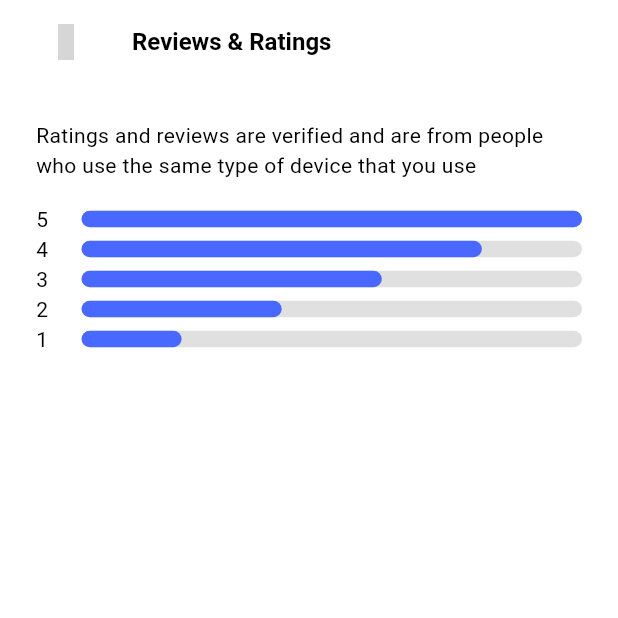
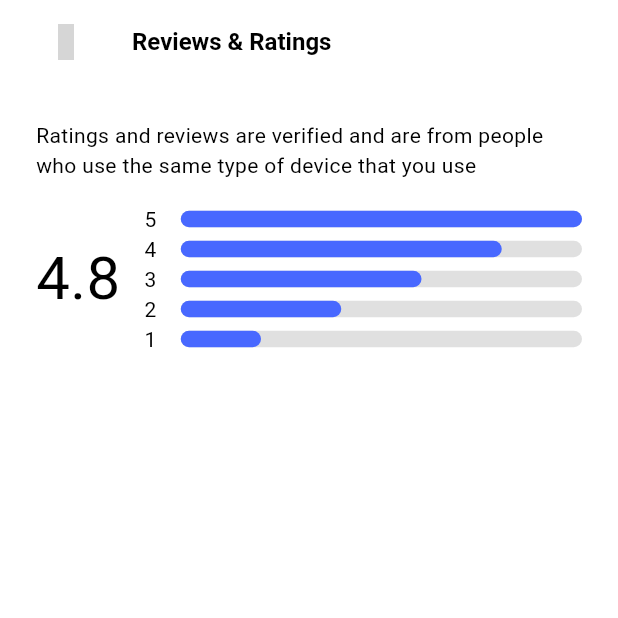
Before and after one commit to Bennerth-gya/maranatha, a Flutter app: the MaranathaProductReviewScreen screen opened directly, on a phone screen of 412 x 824 dp, the top half of it. Run offline on Flutter 3.47's test engine with Material 3 defaults, Android fonts, the phone set to English and light mode, and no system bars; our stand-ins replace carousel_slider, get, get_storage, iconsax, logger, readmore and 1 more; accounts and stored records are empty; Roboto replaces fonts that are missing (Poppins); grey boxes are pictures that could not be loaded.

Commit message:
Added a value to the Reviews & Ratins

```diff
--- a/maranatha/lib/features/shop/screens/product_review_screen.dart
+++ b/maranatha/lib/features/shop/screens/product_review_screen.dart
@@ -1,6 +1,5 @@
 import 'package:flutter/material.dart';
 import 'package:maranatha/common/widgets/appbar/appbar.dart'; // Keep one
-import 'package:maranatha/features/shop/screens/home/widgets/progress_indicator_and_rating.dart';
 import 'package:maranatha/utils/constants/colors.dart';
 import 'package:maranatha/utils/constants/sizes.dart';
 // import 'package:maranatha/common/widgets/appbar/appbar.dart'; // Removed duplicate import
@@ -26,11 +25,24 @@ class MaranathaProductReviewScreen extends StatelessWidget {
               const SizedBox(height: MaranathaSizes.spaceBtwItems,),
 
               //<<--------------------Overall Product Ratings------------------------->>
-              MaranathaRatingProgressIndicator(text: '5', value: 1.0,),
-              MaranathaRatingProgressIndicator(text: '4', value: 0.8,),
-              MaranathaRatingProgressIndicator(text: '3', value: 0.6,),
-              MaranathaRatingProgressIndicator(text: '2', value: 0.4,),
-              MaranathaRatingProgressIndicator(text: '1', value: 0.2,)
+              Row(
+                children: [
+                  const Text('4.8', style: TextStyle(fontSize: 40, decorationThickness: 20),),
+                  const SizedBox(width: MaranathaSizes.spaceBtwItems), // Added space between rating and progress bars
+                  Expanded( // This Expanded now correctly takes available space for the Column of progress bars
+                    child: Column(
+                      children: [
+                        // Example progress bar for 5 stars
+                        MaranathaRatingProgressIndicator(text: '5', value: 1.0), // Using a helper widget for clarity
+                        MaranathaRatingProgressIndicator(text: '4', value: 0.8),
+                        MaranathaRatingProgressIndicator(text: '3', value: 0.6),
+                        MaranathaRatingProgressIndicator(text: '2', value: 0.4),
+                        MaranathaRatingProgressIndicator(text: '1', value: 0.2),
+                      ],
+                    ),
+                  )
+                ],
+              )
             ],
           ),
           ),
@@ -38,3 +50,37 @@ class MaranathaProductReviewScreen extends StatelessWidget {
     );
   }
 }
+
+// Helper Widget for Rating Progress Indicators
+class MaranathaRatingProgressIndicator extends StatelessWidget {
+  const MaranathaRatingProgressIndicator({
+    super.key,
+    required this.text,
+    required this.value,
+  });
+
+  final String text;
+  final double value;
+
+  @override
+  Widget build(BuildContext context) {
+    return Row(
+      children: [
+        Expanded(flex: 1, child: Text(text, style: Theme.of(context).textTheme.bodyMedium)),
+        Expanded(
+          flex: 11,
+          child: SizedBox(
+            width: MaranathaDeviceUtils.getScreenWidth(context) * 0.8, // Adjust width as needed
+            child: LinearProgressIndicator(
+              value: value,
+              minHeight: 11,
+              backgroundColor: MaranathaColors.grey,
+              valueColor: const AlwaysStoppedAnimation(MaranathaColors.primaryColor),
+              borderRadius: BorderRadius.circular(7),
+            ),
+          ),
+        )
+      ],
+    );
+  }
+}
```
